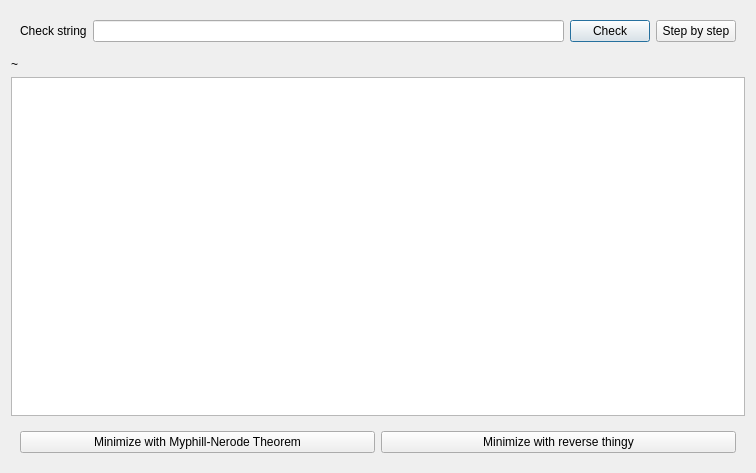
jancoow/Automata, file Qt-Gui design/show_dfa_dialog.ui: the form before one commit.
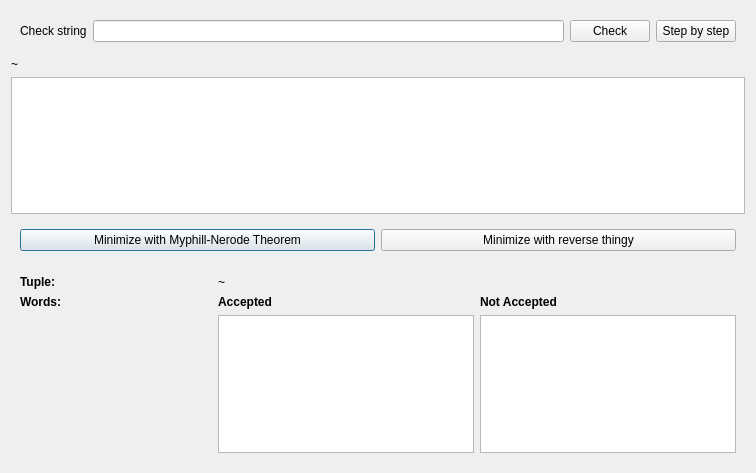
The form after the commit.

Commit message: Added finding accepted and not accepted words.

The edit to the form file:
```diff
--- a/Qt-Gui design/show_dfa_dialog.ui
+++ b/Qt-Gui design/show_dfa_dialog.ui
@@ -21,6 +21,26 @@
      </property>
     </widget>
    </item>
+   <item row="4" column="0">
+    <widget class="QWidget" name="widget_2" native="true">
+     <layout class="QGridLayout" name="gridLayout_3">
+      <item row="0" column="0">
+       <widget class="QPushButton" name="pushButton_3">
+        <property name="text">
+         <string>Minimize with Myphill-Nerode Theorem</string>
+        </property>
+       </widget>
+      </item>
+      <item row="0" column="1">
+       <widget class="QPushButton" name="pushButton_4">
+        <property name="text">
+         <string>Minimize with reverse thingy</string>
+        </property>
+       </widget>
+      </item>
+     </layout>
+    </widget>
+   </item>
    <item row="1" column="0">
     <widget class="QWidget" name="widget" native="true">
      <layout class="QGridLayout" name="gridLayout_2">
@@ -65,20 +85,91 @@
      </property>
     </widget>
    </item>
-   <item row="4" column="0">
-    <widget class="QWidget" name="widget_2" native="true">
-     <layout class="QGridLayout" name="gridLayout_3">
-      <item row="0" column="0">
-       <widget class="QPushButton" name="pushButton_3">
+   <item row="5" column="0">
+    <widget class="QWidget" name="widget_3" native="true">
+     <layout class="QGridLayout" name="gridLayout_4">
+      <item row="2" column="2">
+       <widget class="QLabel" name="label_6">
+        <property name="font">
+         <font>
+          <weight>75</weight>
+          <bold>true</bold>
+         </font>
+        </property>
         <property name="text">
-         <string>Minimize with Myphill-Nerode Theorem</string>
+         <string>Not Accepted</string>
         </property>
        </widget>
       </item>
-      <item row="0" column="1">
-       <widget class="QPushButton" name="pushButton_4">
+      <item row="2" column="0">
+       <widget class="QLabel" name="label_5">
+        <property name="font">
+         <font>
+          <weight>75</weight>
+          <bold>true</bold>
+         </font>
+        </property>
         <property name="text">
-         <string>Minimize with reverse thingy</string>
+         <string>Words:</string>
+        </property>
+       </widget>
+      </item>
+      <item row="2" column="1">
+       <widget class="QLabel" name="label_7">
+        <property name="font">
+         <font>
+          <weight>75</weight>
+          <bold>true</bold>
+         </font>
+        </property>
+        <property name="text">
+         <string>Accepted</string>
+        </property>
+       </widget>
+      </item>
+      <item row="1" column="1" colspan="2">
+       <widget class="QLabel" name="label_4">
+        <property name="text">
+         <string>~</string>
+        </property>
+       </widget>
+      </item>
+      <item row="1" column="0">
+       <widget class="QLabel" name="label_3">
+        <property name="font">
+         <font>
+          <weight>75</weight>
+          <bold>true</bold>
+         </font>
+        </property>
+        <property name="text">
+         <string>Tuple:</string>
+        </property>
+       </widget>
+      </item>
+      <item row="3" column="1">
+       <widget class="QPlainTextEdit" name="plainTextEdit">
+        <property name="sizePolicy">
+         <sizepolicy hsizetype="Preferred" vsizetype="Preferred">
+          <horstretch>0</horstretch>
+          <verstretch>0</verstretch>
+         </sizepolicy>
+        </property>
+        <property name="readOnly">
+         <bool>true</bool>
+        </property>
+       </widget>
+      </item>
+      <item row="3" column="2">
+       <widget class="QTextEdit" name="textEdit">
+        <property name="sizePolicy">
+         <sizepolicy hsizetype="Preferred" vsizetype="Preferred">
+          <horstretch>0</horstretch>
+          <verstretch>0</verstretch>
+         </sizepolicy>
+        </property>
+        <property name="readOnly">
+         <bool>true</bool>
         </property>
        </widget>
       </item>
```
The commit also changes 9 other files.
